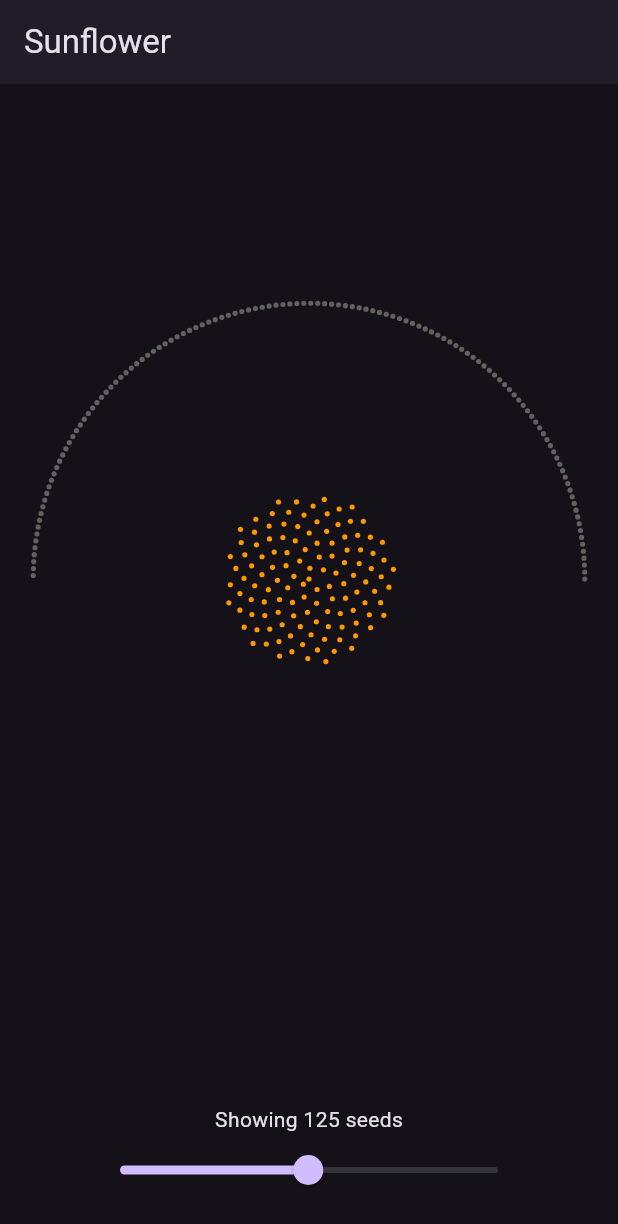
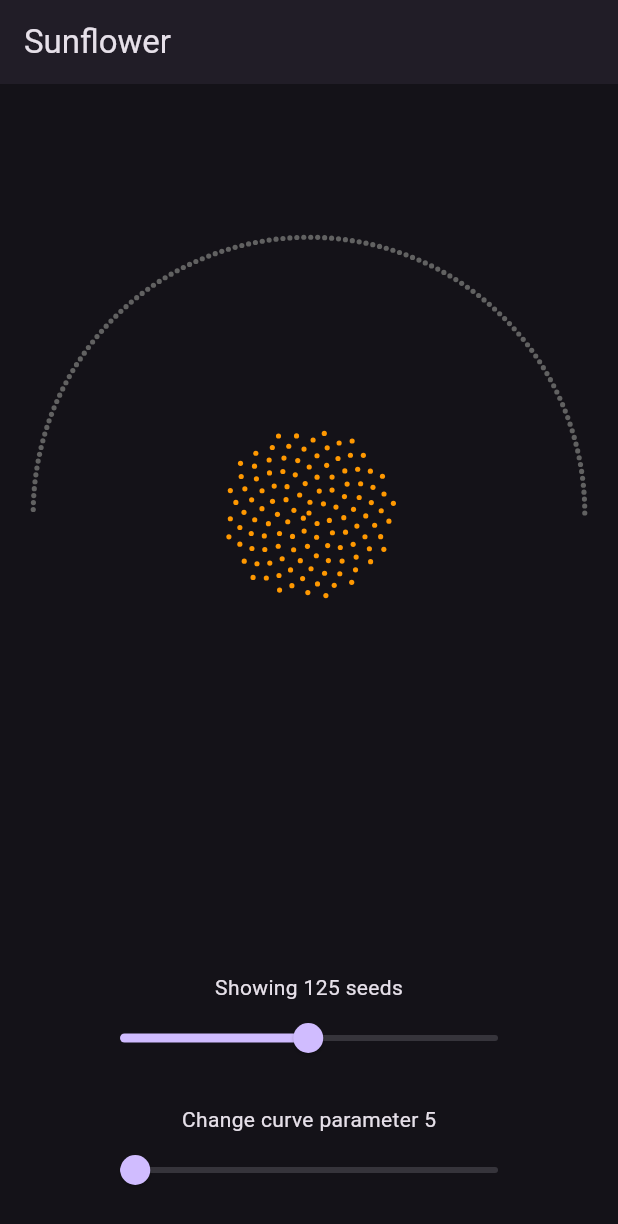
Before and after one commit to RuslanAkhmetov/sunflower, a Flutter app: the screen it shows after launch, on a phone screen of 412 x 824 dp. Shown: the top 1224 px of the screen. Run offline on Flutter 3.47's test engine with Material 3 defaults, Android fonts, the phone set to English and light mode, and no system bars.

```diff
--- a/lib/main.dart
+++ b/lib/main.dart
@@ -16,6 +16,7 @@ class Sunflower extends StatefulWidget {
 
 class _SunflowerState extends State<Sunflower> {
   int seeds = maxSeeds ~/ 2;
+  int curveParameter = 5;
 
   @override
   Widget build(BuildContext context) {
@@ -26,15 +27,13 @@ class _SunflowerState extends State<Sunflower> {
         ),
         debugShowCheckedModeBanner: false,
         home: Scaffold(
-          appBar: AppBar(
-              title: const Text('Sunflower')
-          ),
+          appBar: AppBar(title: const Text('Sunflower')),
           body: Center(
               child: Column(
             crossAxisAlignment: CrossAxisAlignment.center,
             children: [
               Expanded(
-                    child: SunflowerWidget(seeds),
+                child: SunflowerWidget(seeds, curveParameter),
               ),
               const SizedBox(height: 20),
               Text('Showing ${seeds.round()} seeds'),
@@ -49,12 +48,27 @@ class _SunflowerState extends State<Sunflower> {
                   },
                 ),
               ),
-                  const SizedBox(height: 20,)
+              const SizedBox(
+                height: 20,
+              ),
+              Text('Change curve parameter $curveParameter'),
+              SizedBox(
+                width: 300,
+                child: Slider(
+                  min: 1,
+                  max: 100,
+                  value: curveParameter.toDouble(),
+                  onChanged: (val) {
+                    setState(() => curveParameter = val.round());
+                  },
+                ),
+              ),
+              const SizedBox(
+                height: 20,
+              ),
             ],
-              )
-          ),
-        )
-    );
+          )),
+        ));
   }
 }
 
@@ -62,11 +76,12 @@ class SunflowerWidget extends StatelessWidget {
   static const tau = math.pi * 2;
   static const scaleFactor = 1 / 40;
   static const size = 600.0;
-  static final phi = (math.sqrt(5) + 1) / 2;
+  final int curveParameter;
+  static var phi = (math.sqrt(5) + 1) / 2;
   static final rng = math.Random();
   final int seeds;
 
-  const SunflowerWidget(this.seeds, {super.key});
+  const SunflowerWidget(this.seeds, this.curveParameter, {super.key});
 
   @override
   Widget build(BuildContext context) {
@@ -74,13 +89,14 @@ class SunflowerWidget extends StatelessWidget {
     for (var i = 0; i < seeds; i++) {
       final theta = i * tau / phi;
       final r = math.sqrt(i) * scaleFactor;
-
+      phi = (math.sqrt(curveParameter) + 1) / 2;
       seedWidgets.add(AnimatedAlign(
         key: ValueKey(i),
-        duration: Duration(microseconds: rng.nextInt(500) + 250),
+        duration: Duration(milliseconds: rng.nextInt(500) + 250),
         curve: Curves.easeInOut,
         alignment: Alignment(r * math.cos(theta), -1 * r * math.sin(theta)),
-        child: const Dot (true),));
+        child: const Dot(true),
+      ));
     }
     for (var j = seeds; j < maxSeeds; j++) {
       final x = math.cos(tau * j / (maxSeeds - 1)) * 0.9;
@@ -89,7 +105,7 @@ class SunflowerWidget extends StatelessWidget {
         key: ValueKey(j),
         curve: Curves.easeInOut,
         alignment: Alignment(x, y),
-        duration: Duration(microseconds: rng.nextInt(500) + 250),
+        duration: Duration(milliseconds: rng.nextInt(500) + 250),
         child: const Dot(false),
       ));
     }
@@ -98,7 +114,9 @@ class SunflowerWidget extends StatelessWidget {
       child: SizedBox(
         height: size,
         width: size,
-        child: Stack(children: seedWidgets,),
+        child: Stack(
+          children: seedWidgets,
+        ),
       ),
     );
   }
@@ -113,13 +131,14 @@ class Dot extends StatelessWidget {
 
   @override
   Widget build(BuildContext context) {
-    return DecoratedBox(decoration: BoxDecoration(
+    return DecoratedBox(
+      decoration: BoxDecoration(
           color: lit ? Colors.orange : Colors.grey.shade700,
-        borderRadius: BorderRadius.circular(radius)
-    ),
+          borderRadius: BorderRadius.circular(radius)),
       child: const SizedBox(
         height: size,
         width: size,
-      ),);
+      ),
+    );
   }
 }
```
Lines whose indentation alone changed are shown as unchanged.
